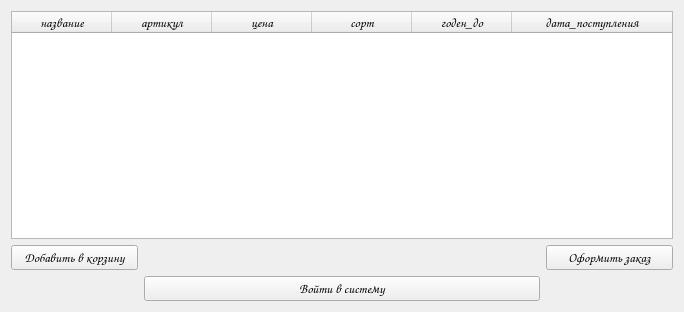
This is PocketTable1/src2/catalogbuyer.ui in mariyoOF/YUR2024 as Qt 5 draws it before an edit. The edited form follows.
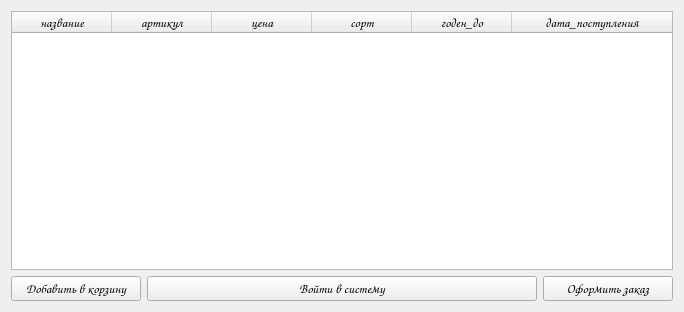
This is the edited form.

Diff of the .ui file:
```diff
--- a/PocketTable1/src2/catalogbuyer.ui
+++ b/PocketTable1/src2/catalogbuyer.ui
@@ -15,32 +15,6 @@
   </property>
   <widget class="QWidget" name="centralWidget">
    <layout class="QGridLayout" name="gridLayout">
-    <item row="2" column="2" colspan="3">
-     <widget class="QPushButton" name="login">
-      <property name="font">
-       <font>
-        <family>Comic Sans MS</family>
-        <pointsize>10</pointsize>
-       </font>
-      </property>
-      <property name="text">
-       <string>Войти в систему</string>
-      </property>
-     </widget>
-    </item>
-    <item row="1" column="5">
-     <widget class="QPushButton" name="buy">
-      <property name="font">
-       <font>
-        <family>Comic Sans MS</family>
-        <pointsize>10</pointsize>
-       </font>
-      </property>
-      <property name="text">
-       <string>Оформить заказ</string>
-      </property>
-     </widget>
-    </item>
     <item row="0" column="1" colspan="5">
      <widget class="QTableWidget" name="table">
       <property name="font">
@@ -106,6 +80,32 @@
       </property>
      </widget>
     </item>
+    <item row="1" column="5">
+     <widget class="QPushButton" name="buy">
+      <property name="font">
+       <font>
+        <family>Comic Sans MS</family>
+        <pointsize>10</pointsize>
+       </font>
+      </property>
+      <property name="text">
+       <string>Оформить заказ</string>
+      </property>
+     </widget>
+    </item>
+    <item row="1" column="2" colspan="3">
+     <widget class="QPushButton" name="login">
+      <property name="font">
+       <font>
+        <family>Comic Sans MS</family>
+        <pointsize>10</pointsize>
+       </font>
+      </property>
+      <property name="text">
+       <string>Войти в систему</string>
+      </property>
+     </widget>
+    </item>
    </layout>
   </widget>
  </widget>
```
